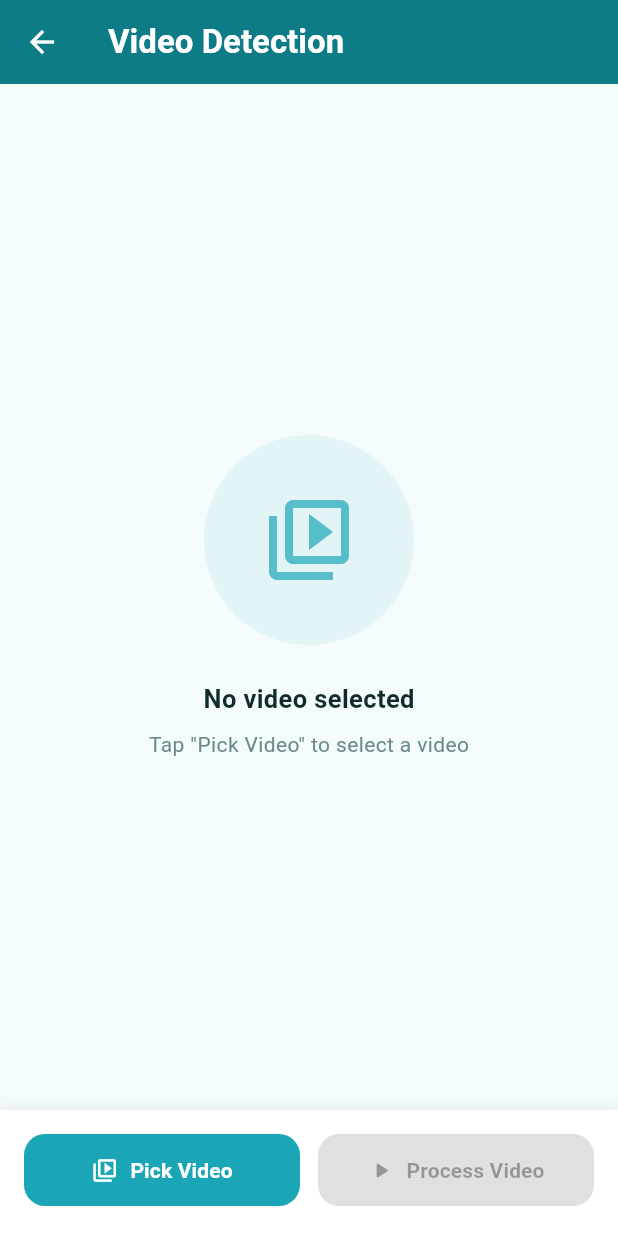
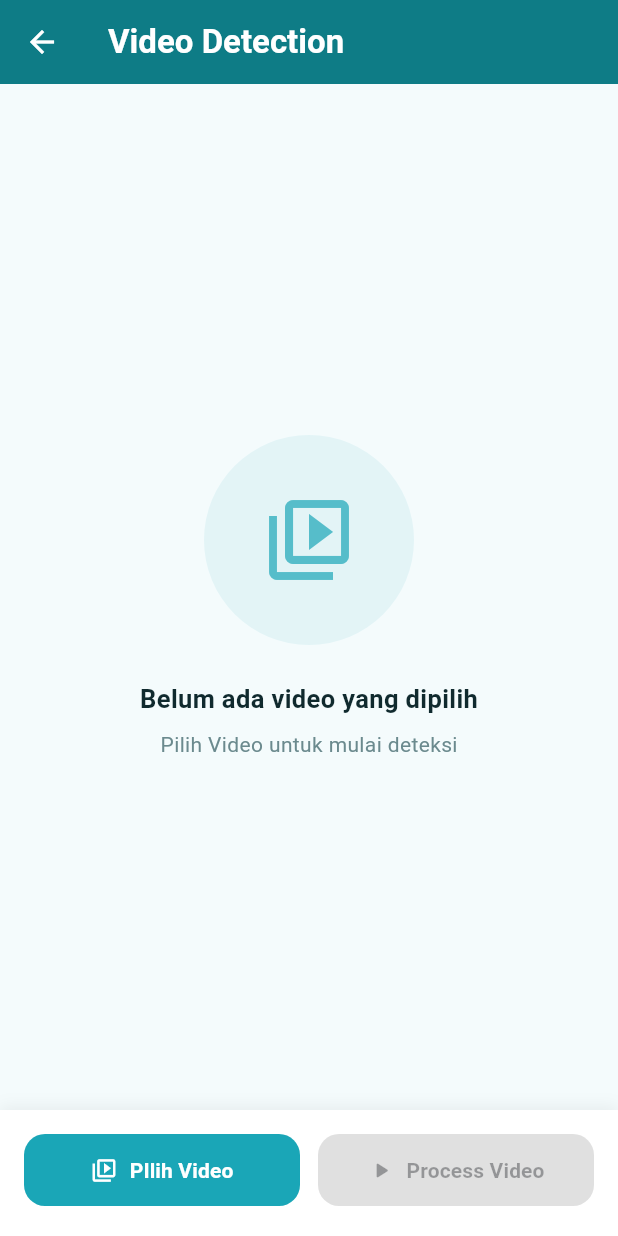
Before and after one commit to Juliartwn/corly-fluter, a Flutter app: the VideoDetectionScreen screen opened directly, on a phone screen of 412 x 824 dp. Run offline on Flutter 3.47's test engine with Material 3 defaults, Android fonts, the light colour scheme and no system bars; our stand-ins replace flutter_svg, image_picker, video_player; missing offline and left inert: tflite_flutter, video_thumbnail.

Commit message:
feat: Update UI text to Indonesian for HomeScreen and VideoDetectionScreen

```diff
--- a/lib/presentation/screens/home_screen.dart
+++ b/lib/presentation/screens/home_screen.dart
@@ -103,7 +103,7 @@ class _HomeScreenState extends State<HomeScreen> {
                         _buildFeatureCard(
                           context,
                           icon: Icons.image_outlined,
-                          title: 'Image Detection',
+                          title: 'Deteksi gambar',
                           subtitle: 'Upload foto terumbu karang',
                           gradient: const [
                             Color(0xFF1AA6B7),
@@ -126,7 +126,7 @@ class _HomeScreenState extends State<HomeScreen> {
                         _buildFeatureCard(
                           context,
                           icon: Icons.video_camera_back_outlined,
-                          title: 'Video Detection',
+                          title: 'Deteksi Video',
                           subtitle: 'Upload video bawah air',
                           gradient: const [
                             Color(0xFF5FD1D9),
@@ -213,7 +213,7 @@ class _HomeScreenState extends State<HomeScreen> {
 
                 // ==== Title ====
                 const Text(
-                  'Coral Bleaching Detection',
+                  'Deteksi Coral Bleaching',
                   style: TextStyle(
                     fontSize: 22,
                     fontWeight: FontWeight.w700,
@@ -277,11 +277,11 @@ class _HomeScreenState extends State<HomeScreen> {
         if (provider.isInitialized) {
           icon = Icons.check_circle_rounded;
           color = Colors.greenAccent.shade100;
-          text = 'Ready to Use';
+          text = 'Siap digunakan';
         } else {
           icon = Icons.pending_outlined;
           color = Colors.white70;
-          text = 'Waiting...';
+          text = 'Menunggu inisialisasi...';
         }
         break;
 
--- a/lib/presentation/screens/video_detection_screen.dart
+++ b/lib/presentation/screens/video_detection_screen.dart
@@ -425,7 +425,7 @@ class _VideoDetectionScreenState extends State<VideoDetectionScreen> {
                             ),
                             icon: const Icon(Icons.video_library_outlined),
                             label: const Text(
-                              'Pick Video',
+                              'PIlih Video',
                               style: TextStyle(fontWeight: FontWeight.w600),
                             ),
                           ),
@@ -497,7 +497,7 @@ class _VideoDetectionScreenState extends State<VideoDetectionScreen> {
           ),
           const SizedBox(height: 24),
           const Text(
-            'No video selected',
+            'Belum ada video yang dipilih',
             style: TextStyle(
               fontSize: 17,
               color: CorlyColors.textPrimary,
@@ -506,7 +506,7 @@ class _VideoDetectionScreenState extends State<VideoDetectionScreen> {
           ),
           const SizedBox(height: 8),
           Text(
-            'Tap "Pick Video" to select a video',
+            'Pilih Video untuk mulai deteksi',
             style: TextStyle(fontSize: 14, color: CorlyColors.textSecondary),
           ),
         ],
```
